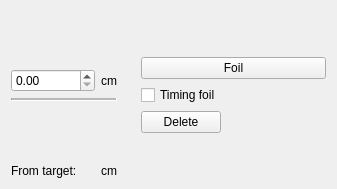
JYU-IBA/potku, file ui_files/ui_foil_widget.ui: the form before one commit.
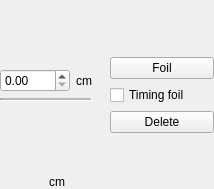
The form after the commit.

Commit message:
Modified detector structure layout
Made the representation a bit tighter.

The edit to the form file:
```diff
--- a/ui_files/ui_foil_widget.ui
+++ b/ui_files/ui_foil_widget.ui
@@ -6,7 +6,7 @@
    <rect>
     <x>0</x>
     <y>0</y>
-    <width>337</width>
+    <width>214</width>
     <height>189</height>
    </rect>
   </property>
@@ -14,6 +14,21 @@
    <string>ui_foils_widget</string>
   </property>
   <layout class="QHBoxLayout" name="horizontalLayout">
+   <property name="spacing">
+    <number>0</number>
+   </property>
+   <property name="leftMargin">
+    <number>0</number>
+   </property>
+   <property name="topMargin">
+    <number>0</number>
+   </property>
+   <property name="rightMargin">
+    <number>0</number>
+   </property>
+   <property name="bottomMargin">
+    <number>0</number>
+   </property>
    <item>
     <layout class="QVBoxLayout" name="verticalLayout_2">
      <property name="rightMargin">
@@ -36,6 +51,18 @@
       <layout class="QHBoxLayout" name="horizontalLayout_2">
        <item>
         <widget class="QDoubleSpinBox" name="distanceDoubleSpinBox">
+         <property name="sizePolicy">
+          <sizepolicy hsizetype="Preferred" vsizetype="Fixed">
+           <horstretch>0</horstretch>
+           <verstretch>0</verstretch>
+          </sizepolicy>
+         </property>
+         <property name="maximumSize">
+          <size>
+           <width>70</width>
+           <height>16777215</height>
+          </size>
+         </property>
          <property name="maximum">
           <double>99999999999999996881384047029926983435371269061279689406644211752791525136670645395254002395395884805259264.000000000000000</double>
          </property>
@@ -75,18 +102,14 @@
      </item>
      <item>
       <layout class="QHBoxLayout" name="horizontalLayout_3">
-       <item>
-        <widget class="QLabel" name="label_2">
-         <property name="text">
-          <string>From target:</string>
-         </property>
-        </widget>
-       </item>
        <item>
         <widget class="QLabel" name="distanceLabel">
          <property name="text">
           <string/>
          </property>
+         <property name="alignment">
+          <set>Qt::AlignRight|Qt::AlignTrailing|Qt::AlignVCenter</set>
+         </property>
         </widget>
        </item>
        <item>
@@ -120,6 +143,12 @@
      </item>
      <item>
       <widget class="QPushButton" name="foilButton">
+       <property name="sizePolicy">
+        <sizepolicy hsizetype="Preferred" vsizetype="Fixed">
+         <horstretch>0</horstretch>
+         <verstretch>0</verstretch>
+        </sizepolicy>
+       </property>
        <property name="text">
         <string>Foil</string>
        </property>
@@ -127,6 +156,12 @@
      </item>
      <item>
       <widget class="QCheckBox" name="timingFoilCheckBox">
+       <property name="sizePolicy">
+        <sizepolicy hsizetype="Preferred" vsizetype="Fixed">
+         <horstretch>0</horstretch>
+         <verstretch>0</verstretch>
+        </sizepolicy>
+       </property>
        <property name="text">
         <string>Timing foil</string>
        </property>
@@ -136,24 +171,17 @@
       <layout class="QHBoxLayout" name="horizontalLayout_6">
        <item>
         <widget class="QPushButton" name="deleteButton">
+         <property name="sizePolicy">
+          <sizepolicy hsizetype="Preferred" vsizetype="Fixed">
+           <horstretch>0</horstretch>
+           <verstretch>0</verstretch>
+          </sizepolicy>
+         </property>
          <property name="text">
           <string>Delete</string>
          </property>
         </widget>
        </item>
-       <item>
-        <spacer name="horizontalSpacer">
-         <property name="orientation">
-          <enum>Qt::Horizontal</enum>
-         </property>
-         <property name="sizeHint" stdset="0">
-          <size>
-           <width>40</width>
-           <height>20</height>
-          </size>
-         </property>
-        </spacer>
-       </item>
       </layout>
      </item>
      <item>
```
The commit also changes 2 other files.
